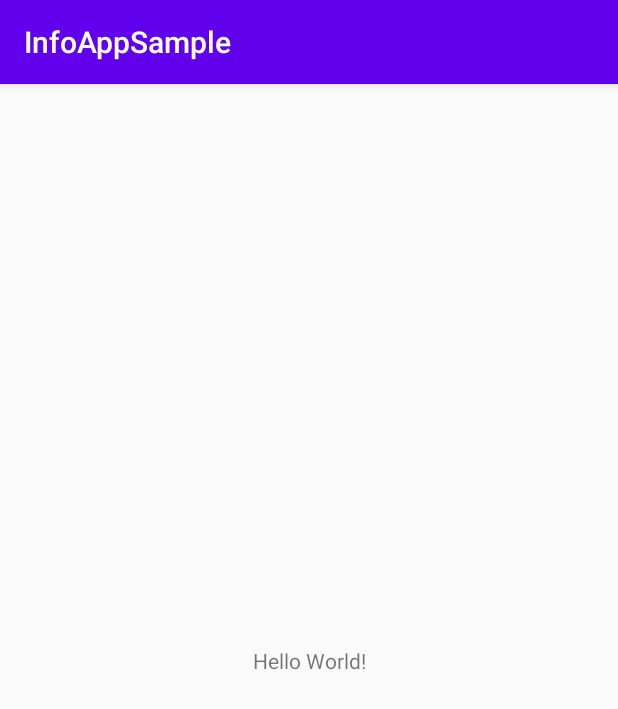
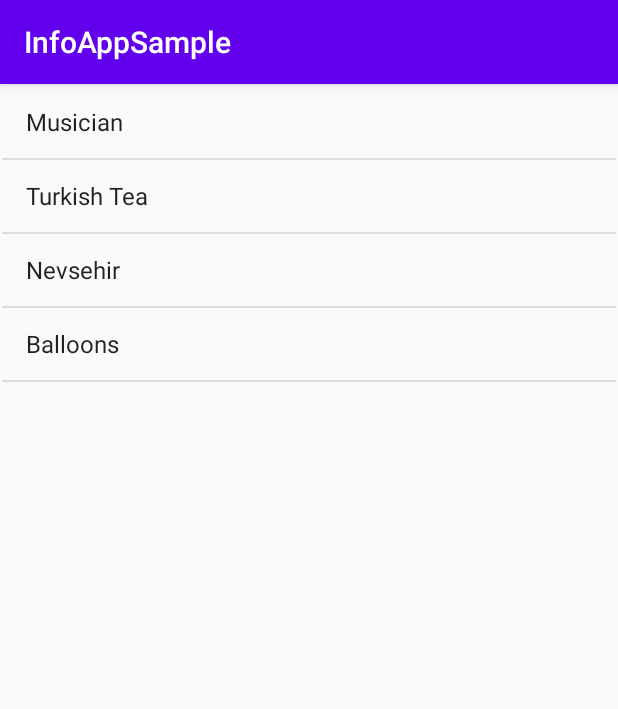
Before and after one commit to mracipayam/InfoApp-Android, an Android app: the screen it shows after launch (MainActivity), on a phone screen of 412 x 824 dp. Shown: the top 709 px of the screen. Run offline under Robolectric (Android 15) with nearby library versions, the phone set to English and light mode, and no system bars.

Commit message:
ListView and Data Binding

```diff
--- a/app/build.gradle
+++ b/app/build.gradle
@@ -30,6 +30,9 @@ android {
     kotlinOptions {
         jvmTarget = '1.8'
     }
+    buildFeatures{
+        viewBinding true
+    }
 }
 
 dependencies {
--- a/app/src/main/AndroidManifest.xml
+++ b/app/src/main/AndroidManifest.xml
@@ -12,6 +12,9 @@
         android:theme="@style/Theme.InfoAppSample"
         tools:targetApi="31">
         <activity
+            android:name=".DetailsActivity"
+            android:exported="false" />
+        <activity
             android:name=".MainActivity"
             android:exported="true">
             <intent-filter>
--- /dev/null
+++ b/app/src/main/java/com/mracipayam/infoappsample/Landmark.kt
@@ -0,0 +1,7 @@
+package com.mracipayam.infoappsample
+
+class Landmark(val name : String,val country : String,val image : Int) {
+
+
+
+}
--- a/app/src/main/java/com/mracipayam/infoappsample/MainActivity.kt
+++ b/app/src/main/java/com/mracipayam/infoappsample/MainActivity.kt
@@ -2,10 +2,36 @@ package com.mracipayam.infoappsample
 
 import android.support.v7.app.AppCompatActivity
 import android.os.Bundle
+import android.widget.ArrayAdapter
+import com.mracipayam.infoappsample.databinding.ActivityDetailsBinding
+import com.mracipayam.infoappsample.databinding.ActivityMainBinding
 
 class MainActivity : AppCompatActivity() {
+
+    private lateinit var binding: ActivityMainBinding
+    private lateinit var landmarkList : ArrayList<Landmark>
     override fun onCreate(savedInstanceState: Bundle?) {
         super.onCreate(savedInstanceState)
-        setContentView(R.layout.activity_main)
+
+        binding = ActivityMainBinding.inflate(layoutInflater)
+        val view = binding.root
+        setContentView(view)
+
+        landmarkList = ArrayList<Landmark>()
+
+        //Data
+        val musician = Landmark("Musician","Turkey",R.drawable.music)
+        val coffee = Landmark("Turkish Tea","Turkiye",R.drawable.coffee)
+        val nevsehir = Landmark("Nevsehir","Turkey",R.drawable.baloonone)
+        val baloon = Landmark("Balloons","Turkey Nevsehir",R.drawable.baloontwo)
+
+        landmarkList.add(musician)
+        landmarkList.add(coffee)
+        landmarkList.add(nevsehir)
+        landmarkList.add(baloon)
+
+        //Adapter and Layout
+        val adapter = ArrayAdapter(this,android.R.layout.simple_list_item_1,landmarkList.map { landmark -> landmark.name  })
+        binding.listView.adapter = adapter
     }
 }
--- a/app/src/main/res/layout/activity_main.xml
+++ b/app/src/main/res/layout/activity_main.xml
@@ -6,13 +6,16 @@
     android:layout_height="match_parent"
     tools:context=".MainActivity">
 
-    <TextView
-        android:layout_width="wrap_content"
-        android:layout_height="wrap_content"
-        android:text="Hello World!"
+    <ListView
+        android:id="@+id/listView"
+        android:layout_width="match_parent"
+        android:layout_height="match_parent"
+        android:layout_marginStart="1dp"
+        android:layout_marginTop="1dp"
+        android:layout_marginEnd="1dp"
+        android:layout_marginBottom="1dp"
         app:layout_constraintBottom_toBottomOf="parent"
         app:layout_constraintEnd_toEndOf="parent"
         app:layout_constraintStart_toStartOf="parent"
         app:layout_constraintTop_toTopOf="parent" />
-
 </android.support.constraint.ConstraintLayout>
```
Also changed, not shown: app/src/main/java/com/mracipayam/infoappsample/DetailsActivity.kt (added, +19 -0 lines), app/src/main/res/layout/activity_details.xml (added, +43 -0 lines), app/src/main/res/drawable/baloonone.png (added), app/src/main/res/drawable/baloontwo.png (added), app/src/main/res/drawable/coffee.png (added), app/src/main/res/drawable/music.png (added).
